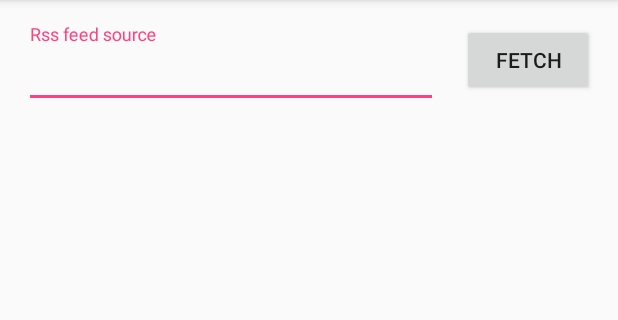
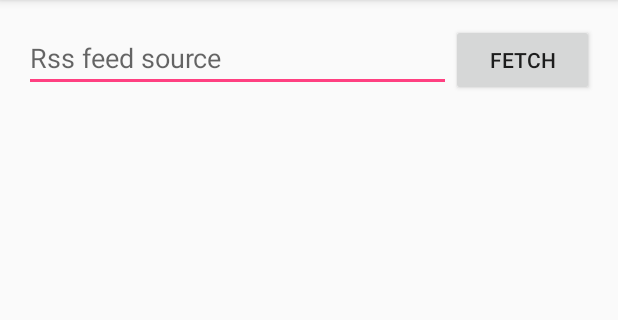
Before and after one commit to PiotrRozanski/RSS_Application, an Android app: the screen it shows after launch (MainActivity), on a phone screen of 412 x 824 dp, the part 84-404 px from its top. Run offline under Robolectric (Android 15) with nearby library versions, the phone set to English and light mode, and no system bars.

Commit message:
Cleaned up main activity, changed minimum sdk to 21

```diff
--- a/app/build.gradle
+++ b/app/build.gradle
@@ -5,7 +5,7 @@ android {
     buildToolsVersion "25.0.0"
     defaultConfig {
         applicationId "uz.pl.rss_application"
-        minSdkVersion 23
+        minSdkVersion 21
         targetSdkVersion 25
         versionCode 1
         versionName "1.0"
--- a/app/src/main/res/layout/activity_main.xml
+++ b/app/src/main/res/layout/activity_main.xml
@@ -1,5 +1,5 @@
 <?xml version="1.0" encoding="utf-8"?>
-<RelativeLayout xmlns:android="http://schemas.android.com/apk/res/android"
+<LinearLayout xmlns:android="http://schemas.android.com/apk/res/android"
     xmlns:tools="http://schemas.android.com/tools"
     android:id="@+id/activity_main"
     android:layout_width="match_parent"
@@ -8,35 +8,34 @@
     android:paddingLeft="@dimen/activity_horizontal_margin"
     android:paddingRight="@dimen/activity_horizontal_margin"
     android:paddingTop="@dimen/activity_vertical_margin"
-    tools:context="com.sample.foo.simplerssreader.MainActivity">
+    android:orientation="vertical" >
 
-    <Button
-        android:id="@+id/fetchFeedButton"
-        android:layout_width="wrap_content"
-        android:layout_height="wrap_content"
-        android:layout_alignParentEnd="true"
-        android:text="Fetch" />
-
-    <android.support.design.widget.TextInputLayout
-        android:id="@+id/textInputLayout"
+    <LinearLayout
         android:layout_width="match_parent"
         android:layout_height="wrap_content"
-        android:layout_marginEnd="@dimen/activity_horizontal_margin"
-        android:layout_toStartOf="@id/fetchFeedButton"
-        android:hint="Rss feed source">
+        android:orientation="horizontal">
 
         <EditText
             android:id="@+id/rssFeedEditText"
-            android:layout_width="match_parent"
-            android:layout_height="wrap_content" />
+            android:layout_width="0dp"
+            android:layout_height="wrap_content"
+            android:layout_weight="3"
+            android:hint="Rss feed source" />
 
-    </android.support.design.widget.TextInputLayout>
+
+        <Button
+            android:id="@+id/fetchFeedButton"
+            android:layout_width="0dp"
+            android:layout_height="wrap_content"
+            android:layout_weight="1"
+            android:text="Fetch" />
+    </LinearLayout>
+
 
     <android.support.v4.widget.SwipeRefreshLayout
         android:id="@+id/swipeRefreshLayout"
         android:layout_width="match_parent"
         android:layout_height="match_parent"
-        android:layout_below="@id/textInputLayout"
         android:layout_marginTop="@dimen/activity_vertical_margin">
 
         <android.support.v7.widget.RecyclerView
@@ -44,4 +43,4 @@
             android:layout_width="match_parent"
             android:layout_height="match_parent" />
     </android.support.v4.widget.SwipeRefreshLayout>
-</RelativeLayout>
+</LinearLayout>
```
